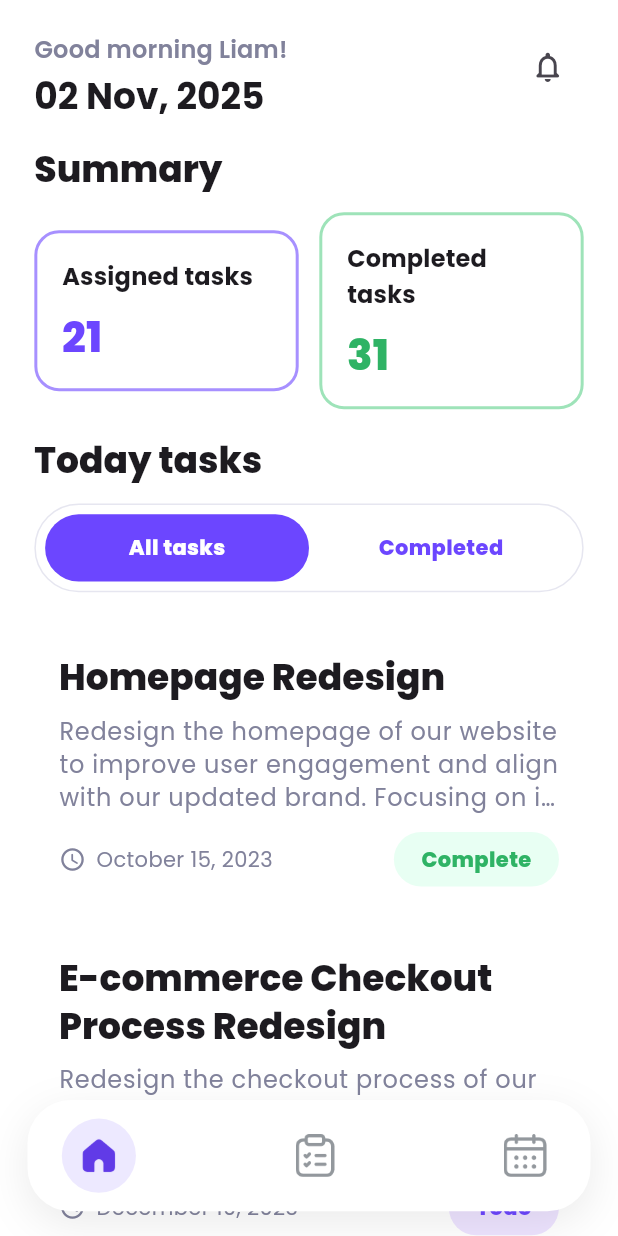
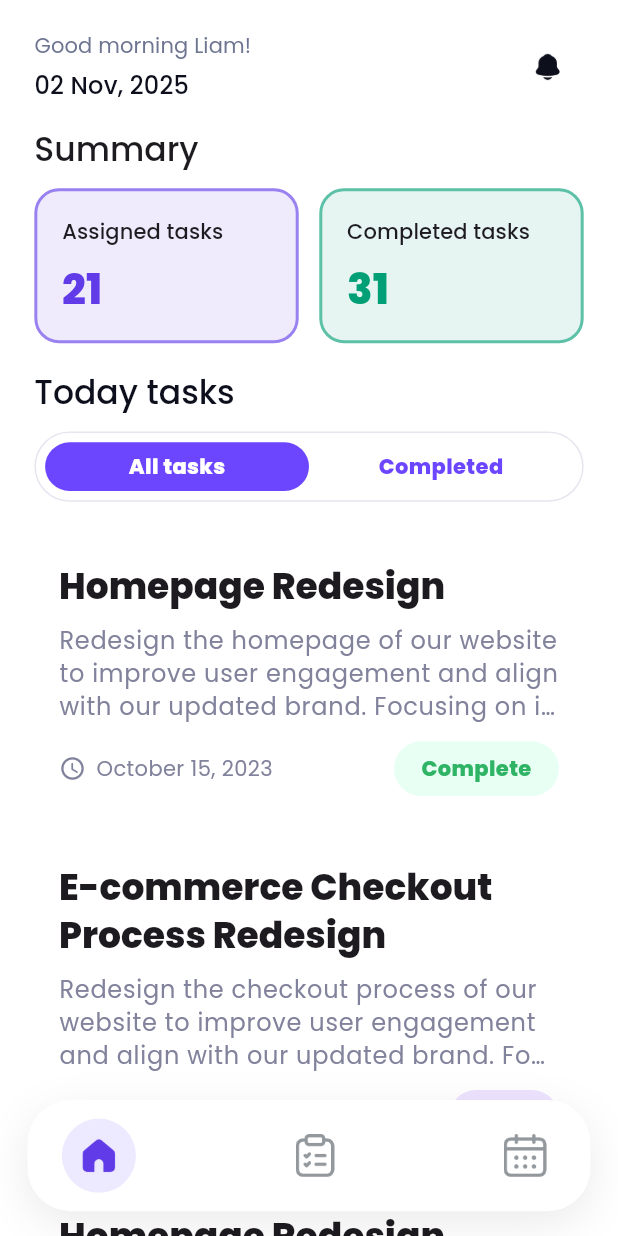
Before and after one commit to abuubaida921/task-management-app, a Flutter app: the screen it shows after launch, on a phone screen of 412 x 824 dp. Run offline on Flutter 3.47's test engine with Material 3 defaults, Android fonts, the phone set to English and light mode, and no system bars; our stand-ins replace connectivity_plus, flutter_easyloading, flutter_riverpod, flutter_screenutil, fluttertoast, google_fonts and 1 more; accounts and stored records are empty.

Commit message:
Font added

```diff
--- a/lib/core/config/app_color.dart
+++ b/lib/core/config/app_color.dart
@@ -87,4 +87,8 @@ class AppStaticColor {
   static const Color blueColor = Color(0xFF306AFF);
   static const Color assignedTaskBgColor = Color(0xFFEEEFFF);
   static const Color completedTaskBgColor = Color(0xFFDEFFE8);
+
+  static const Color timeTextColor = Color(0xFF0D101C);
+  static const Color greetingTextColor = Color(0xFF6E7591);
+  static const Color completedTaskTextColor = Color(0xFF009F76);
 }
--- a/lib/features/dashboard/view/dashboard_screen.dart
+++ b/lib/features/dashboard/view/dashboard_screen.dart
@@ -1,6 +1,7 @@
 import 'package:flutter/material.dart';
 import 'package:flutter_riverpod/flutter_riverpod.dart';
 import 'package:flutter_screenutil/flutter_screenutil.dart';
+import 'package:razinsoft_task_management/core/config/app_color.dart';
 
 class DashboardScreen extends ConsumerStatefulWidget {
   const DashboardScreen({super.key});
@@ -183,16 +184,17 @@ class _HomePage extends StatelessWidget {
                           children: [
                             Text(
                               'Good morning Liam!',
-                              style: theme.textTheme.titleMedium?.copyWith(
-                                color: const Color(0xFF81829B),
-                                fontWeight: FontWeight.w600,
+                              style: theme.textTheme.titleSmall?.copyWith(
+                                color: AppStaticColor.greetingTextColor,
+                                fontWeight: FontWeight.w400,
                               ),
                             ),
                             SizedBox(height: 4.h),
                             Text(
                               dateStr,
-                              style: theme.textTheme.headlineSmall?.copyWith(
-                                fontWeight: FontWeight.w700,
+                              style: theme.textTheme.titleMedium?.copyWith(
+                                color: AppStaticColor.timeTextColor,
+                                fontWeight: FontWeight.w500,
                               ),
                             ),
                           ],
@@ -200,15 +202,15 @@ class _HomePage extends StatelessWidget {
                       ),
                       IconButton(
                         onPressed: () {},
-                        icon: const Icon(Icons.notifications_none_rounded),
+                        icon: Image.asset('assets/icons/ic_notification.png', width: 24.r, height: 24.r),
                       ),
                     ],
                   ),
                   SizedBox(height: 16.h),
                   Text(
                     'Summary',
-                    style: theme.textTheme.headlineSmall?.copyWith(
-                      fontWeight: FontWeight.w800,
+                    style: theme.textTheme.titleLarge?.copyWith(
+                      fontWeight: FontWeight.w500,
                     ),
                   ),
                   SizedBox(height: 12.h),
@@ -218,8 +220,8 @@ class _HomePage extends StatelessWidget {
                         child: _SummaryCard(
                           title: 'Assigned tasks',
                           value: '21',
-                          borderColor: const Color(0xFF6C46FF),
-                          valueColor: const Color(0xFF6C46FF),
+                          borderColor: AppStaticColor.primaryColor,
+                          valueColor: AppStaticColor.primaryColor,
                         ),
                       ),
                       SizedBox(width: 12.w),
@@ -227,8 +229,8 @@ class _HomePage extends StatelessWidget {
                         child: _SummaryCard(
                           title: 'Completed tasks',
                           value: '31',
-                          borderColor: const Color(0xFF5DD18A),
-                          valueColor: const Color(0xFF2FB365),
+                          borderColor: AppStaticColor.completedTaskTextColor,
+                          valueColor: AppStaticColor.completedTaskTextColor
                         ),
                       ),
                     ],
@@ -236,8 +238,9 @@ class _HomePage extends StatelessWidget {
                   SizedBox(height: 18.h),
                   Text(
                     'Today tasks',
-                    style: theme.textTheme.headlineSmall?.copyWith(
-                      fontWeight: FontWeight.w800,
+                    style: theme.textTheme.titleLarge?.copyWith(
+                      fontWeight: FontWeight.w500,
+                      color: AppStaticColor.timeTextColor
                     ),
                   ),
                   SizedBox(height: 12.h),
@@ -303,7 +306,7 @@ class _SummaryCard extends StatelessWidget {
     return Container(
       padding: EdgeInsets.all(16.r),
       decoration: BoxDecoration(
-        color: Colors.white,
+        color: borderColor.withValues(alpha: 0.1),
         borderRadius: BorderRadius.circular(16.r),
         border: Border.all(color: borderColor.withValues(alpha: 0.6), width: 2),
       ),
@@ -312,8 +315,8 @@ class _SummaryCard extends StatelessWidget {
         children: [
           Text(
             title,
-            style: theme.textTheme.titleMedium?.copyWith(
-              fontWeight: FontWeight.w700,
+            style: theme.textTheme.titleSmall?.copyWith(
+              fontWeight: FontWeight.w500,
             ),
           ),
           SizedBox(height: 10.h),
@@ -385,7 +388,7 @@ class _SegmentItem extends StatelessWidget {
         onTap: onTap,
         child: AnimatedContainer(
           duration: const Duration(milliseconds: 200),
-          padding: EdgeInsets.symmetric(vertical: 12.h),
+          padding: EdgeInsets.symmetric(vertical: 6.h),
           decoration: BoxDecoration(
             color: selected ? const Color(0xFF6C46FF) : Colors.transparent,
             borderRadius: BorderRadius.circular(32.r),
@@ -393,7 +396,7 @@ class _SegmentItem extends StatelessWidget {
           alignment: Alignment.center,
           child: Text(
             label,
-            style: TextStyle(
+            style: TextStyle(fontSize: 14,
               color: selected ? Colors.white : const Color(0xFF6C46FF),
               fontWeight: FontWeight.w800,
             ),
```
Also changed, not shown: assets/icons/ic_notification.png (added), pubspec.lock, 1 other file.
